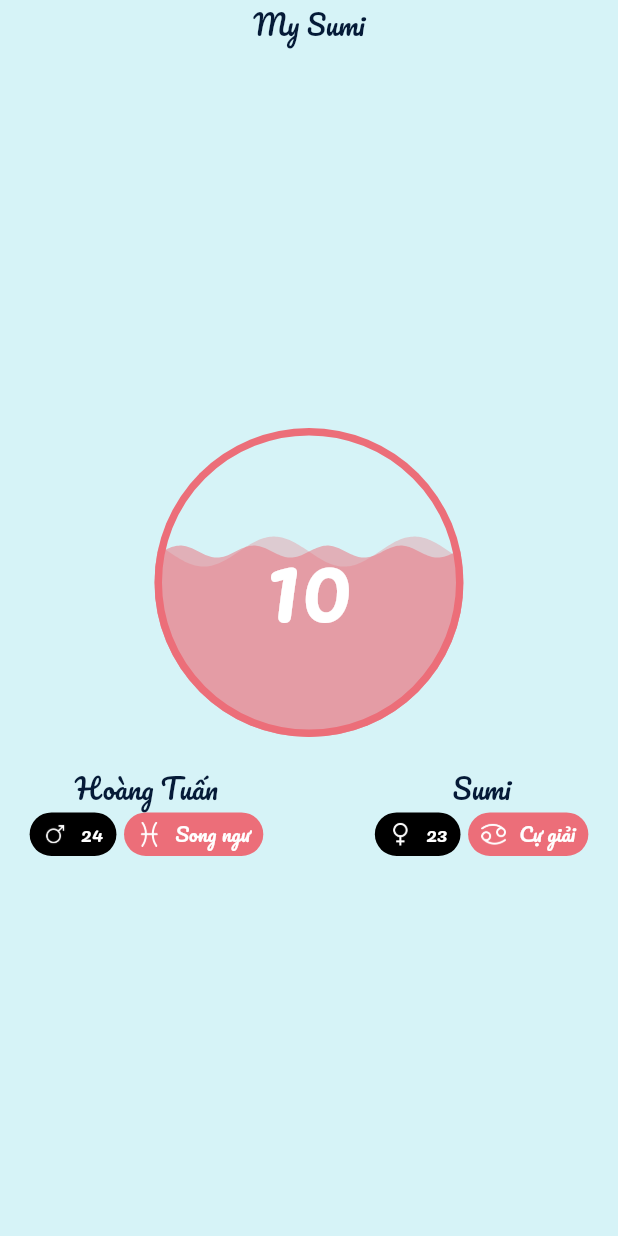
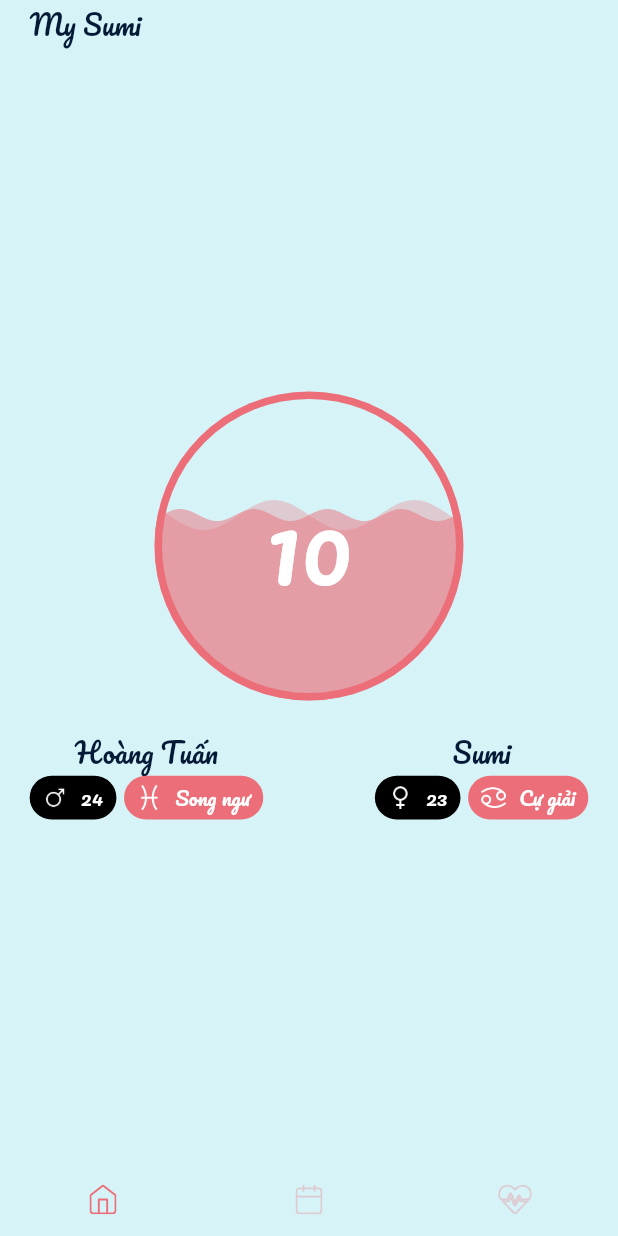
Before and after one commit to hatuan314/my_lover, a Flutter app: the screen it shows after launch, on a phone screen of 412 x 824 dp. Run offline on Flutter 3.47's test engine with Material 2 defaults, Android fonts, the phone set to English and light mode, and no system bars; our stand-ins replace flutter_screenutil, flutter_svg, get.

Commit message:
Add Bottom Navigation

```diff
--- a/lib/common/constants/icon_constants.dart
+++ b/lib/common/constants/icon_constants.dart
@@ -5,4 +5,7 @@ class IconConstants {
   static const icPisces = path + '/ic_pisces.png';
   static const icMale = path + '/ic_male.png';
   static const icFemale = path + '/ic_female.png';
+  static const icCalendar = path + '/ic_calendar.svg';
+  static const icHome = path + '/ic_home.svg';
+  static const icMenstrualCycle = path + '/ic_menstrual_cycle.svg';
 }
--- /dev/null
+++ b/lib/presentation/journey/anniversary/couple_anniversary_constants.dart
@@ -0,0 +1,3 @@
+class CoupleAnniversaryConstants {
+  static const String coupleAnniversaryTitle = 'Ngày kỷ niệm';
+}
--- a/lib/presentation/journey/home/home_page.dart
+++ b/lib/presentation/journey/home/home_page.dart
@@ -2,6 +2,7 @@ import 'package:flutter/material.dart';
 import 'package:get/get.dart';
 import 'package:my_lover/common/app_enum.dart';
 import 'package:my_lover/common/constants/layout_constants.dart';
+import 'package:my_lover/common/constants/string_constants.dart';
 import 'package:my_lover/presentation/journey/home/home_controller.dart';
 import 'package:my_lover/presentation/journey/main/widgets/info_widget.dart';
 import 'package:my_lover/presentation/themes/theme_color.dart';
@@ -22,7 +23,21 @@ class HomePage extends GetView<HomeController> {
           alignment: Alignment.center,
           padding: EdgeInsets.symmetric(horizontal: LayoutConstants.appPaddingHorizontal),
           child: Column(
-            mainAxisSize: MainAxisSize.min,
+            mainAxisAlignment: MainAxisAlignment.spaceBetween,
+            children: [
+              SafeArea(
+                child: Container(
+                  width: MediaQuery.of(context).size.width,
+                  alignment: Alignment.centerLeft,
+                  child: Text(
+                    StringConstants.appName,
+                    style: ThemeText.body1Pacifico,
+                  ),
+                ),
+              ),
+              Column(
+                // mainAxisSize: MainAxisSize.min,
+                crossAxisAlignment: CrossAxisAlignment.center,
                 children: [
                   Stack(
                     alignment: Alignment.center,
@@ -46,6 +61,9 @@ class HomePage extends GetView<HomeController> {
                   ),
                 ],
               ),
+              SizedBox.shrink()
+            ],
+          ),
         ),
       ),
     );
--- /dev/null
+++ b/lib/presentation/journey/main/main_constants.dart
@@ -0,0 +1,5 @@
+import 'package:flutter_screenutil/flutter_screenutil.dart';
+
+class MainConstants {
+  static double bottomNavigationHeight = 48.h;
+}
--- a/lib/presentation/journey/main/main_controller.dart
+++ b/lib/presentation/journey/main/main_controller.dart
@@ -1,5 +1,9 @@
 import 'package:get/get.dart';
 
 class MainController extends GetxController {
+  RxInt selectIndex = 0.obs;
 
+  void onSelectedItem(int index) {
+    selectIndex.value = index;
+  }
 }
--- a/lib/presentation/journey/main/main_screen.dart
+++ b/lib/presentation/journey/main/main_screen.dart
@@ -1,37 +1,38 @@
 import 'package:flutter/material.dart';
-import 'package:my_lover/common/app_enum.dart';
+import 'package:get/get.dart';
 import 'package:my_lover/common/constants/key_constants.dart';
-import 'package:my_lover/common/constants/layout_constants.dart';
 import 'package:my_lover/common/constants/string_constants.dart';
+import 'package:my_lover/presentation/journey/anniversary/couple_anniversary_page.dart';
 import 'package:my_lover/presentation/journey/home/home_page.dart';
-import 'package:my_lover/presentation/journey/main/widgets/info_widget.dart';
+import 'package:my_lover/presentation/journey/main/widgets/bottom_navigation_widget.dart';
+import 'package:my_lover/presentation/journey/menstrual_cycle/menstrual_cycle_page.dart';
 import 'package:my_lover/presentation/themes/theme_color.dart';
 import 'package:my_lover/presentation/themes/theme_text.dart';
-import 'package:my_lover/presentation/widgets/ware_progress/ware_progress_widget.dart';
 
-class MainScreen extends StatelessWidget {
+import 'main_controller.dart';
+
+class MainScreen extends GetView<MainController> {
   const MainScreen({Key? key}) : super(key: key);
+
+  final List<Widget> pages = const [
+    HomePage(
+      key: KeyConstants.homePage,
+    ),
+    CoupleAnniversaryPage(),
+    MenstrualCyclePage(),
+  ];
 
   @override
   Widget build(BuildContext context) {
-    double loveProgressSize = MediaQuery.of(context).size.width * 0.5;
-    double progress = 60;
-    return Material(
-      color: AppColor.secondColor,
-      child: Column(
-        children: [
-          SafeArea(
-            child: Container(
-              width: MediaQuery.of(context).size.width,
-              alignment: Alignment.center,
-              child: Text(
-                StringConstants.appName,
-                style: ThemeText.body1Pacifico,
-              ),
-            ),
-          ),
-          const Expanded(child: HomePage(key: KeyConstants.homePage,)),
-        ],
+    return Obx(
+      () => Material(
+        color: AppColor.secondColor,
+        child: Column(
+          children: [
+            Expanded(child: pages.elementAt(controller.selectIndex.value)),
+            BottomNavigationWidget()
+          ],
+        ),
       ),
     );
   }
--- /dev/null
+++ b/lib/presentation/journey/main/widgets/bottom_navigation_widget.dart
@@ -0,0 +1,52 @@
+import 'package:flutter/material.dart';
+import 'package:flutter_svg/flutter_svg.dart';
+import 'package:get/get.dart';
+import 'package:my_lover/common/constants/icon_constants.dart';
+import 'package:my_lover/common/constants/layout_constants.dart';
+import 'package:my_lover/presentation/journey/main/main_constants.dart';
+import 'package:my_lover/presentation/journey/main/main_controller.dart';
+import 'package:my_lover/presentation/themes/theme_color.dart';
+import 'package:my_lover/presentation/widgets/touchable_widget.dart';
+
+class BottomNavigationWidget extends GetWidget<MainController> {
+  Widget _buildItemWidget({int? index, String? iconPath, Function? onPressed}) {
+    return Expanded(
+        child: TouchableWidget(
+      onPressed: onPressed,
+      child: SvgPicture.asset(
+        iconPath as String,
+        height: LayoutConstants.iconsSize18,
+        color: index == controller.selectIndex.value
+            ? AppColor.primaryColor
+            : AppColor.primaryColorOp30,
+      ),
+    ));
+  }
+
+  @override
+  Widget build(BuildContext context) {
+    return Obx(
+      () => SafeArea(
+        child: SizedBox(
+          height: MainConstants.bottomNavigationHeight,
+          child: Row(
+            children: [
+              _buildItemWidget(
+                  index: 0,
+                  iconPath: IconConstants.icHome,
+                  onPressed: () => controller.onSelectedItem(0)),
+              _buildItemWidget(
+                  index: 1,
+                  iconPath: IconConstants.icCalendar,
+                  onPressed: () => controller.onSelectedItem(1)),
+              _buildItemWidget(
+                  index: 2,
+                  iconPath: IconConstants.icMenstrualCycle,
+                  onPressed: () => controller.onSelectedItem(2)),
+            ],
+          ),
+        ),
+      ),
+    );
+  }
+}
--- /dev/null
+++ b/lib/presentation/journey/menstrual_cycle/menstrual_cycle_constants.dart
@@ -0,0 +1,3 @@
+class MenstrualCycleConstants {
+  static const String menstrualCycleTitle = 'Shush!!!';
+}
--- a/pubspec.yaml
+++ b/pubspec.yaml
@@ -38,6 +38,7 @@ dependencies:
     sdk: flutter
   get: ^4.3.8
   flutter_screenutil: ^5.0.0+2
+  flutter_svg: ^0.23.0+1
 
 dev_dependencies:
   flutter_test:
```
Also changed, not shown: lib/presentation/journey/anniversary/couple_anniversary_page.dart (added, +34 -0 lines), lib/presentation/journey/menstrual_cycle/menstrual_cycle_page.dart (added, +34 -0 lines), assets/icons/ic_calendar.svg (added), assets/icons/ic_home.svg (added), assets/icons/ic_menstrual_cycle.svg (added), 40 other files. Lines whose indentation alone changed are shown as unchanged.
